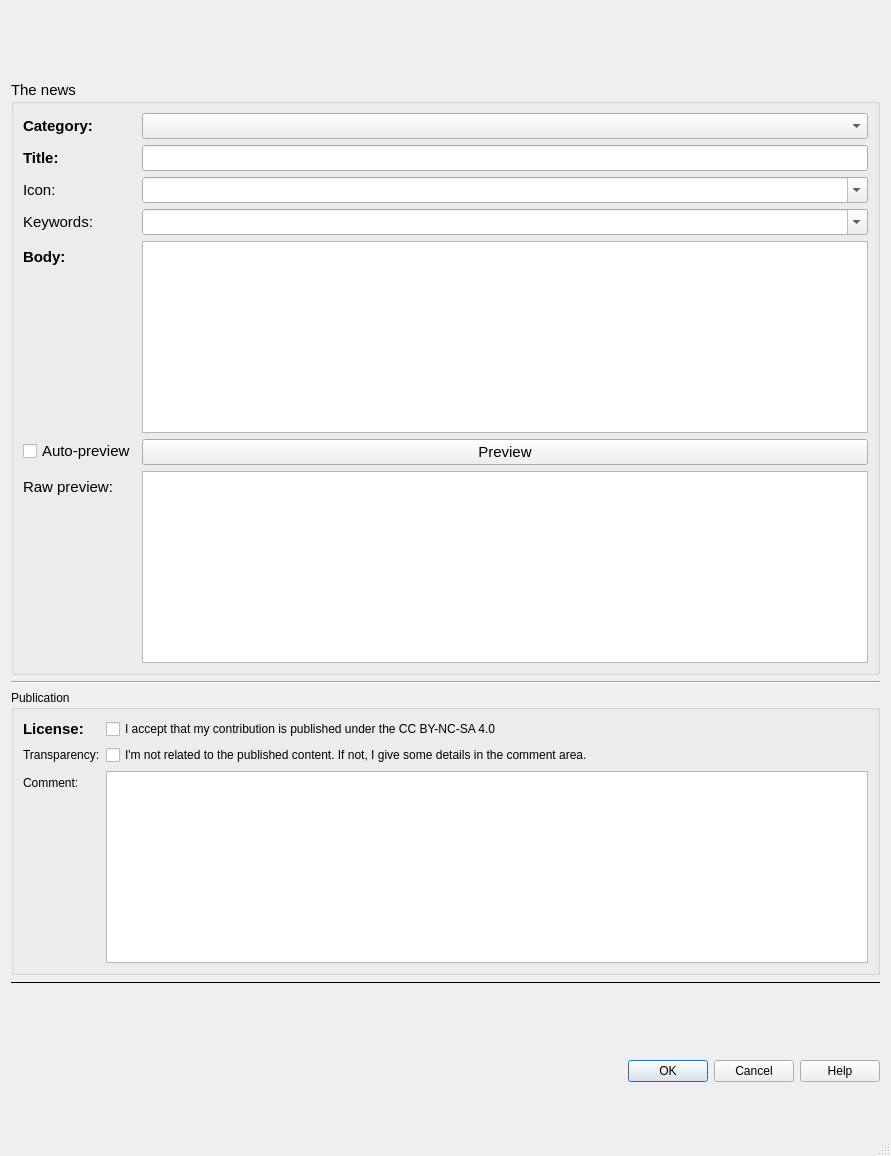
geotribu/qtribu, file qtribu/gui/form_rdp_news.ui: the form before one commit.
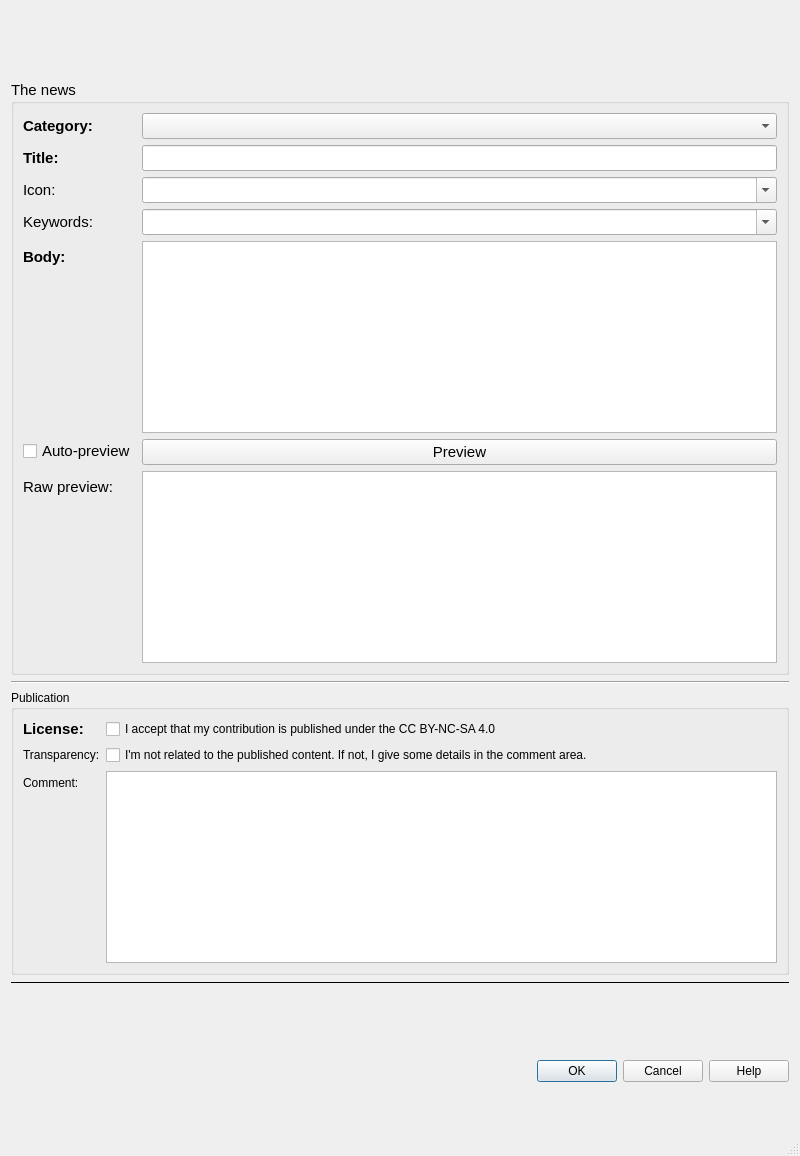
The form after the commit. Custom widgets are drawn as their Qt base class.

Commit message: review(gounux): fix largeur et URL non envoyée

```diff
--- a/qtribu/gui/form_rdp_news.ui
+++ b/qtribu/gui/form_rdp_news.ui
@@ -6,7 +6,7 @@
    <rect>
     <x>0</x>
     <y>0</y>
-    <width>891</width>
+    <width>800</width>
     <height>1156</height>
    </rect>
   </property>
```
The commit also changes 1 other file.
